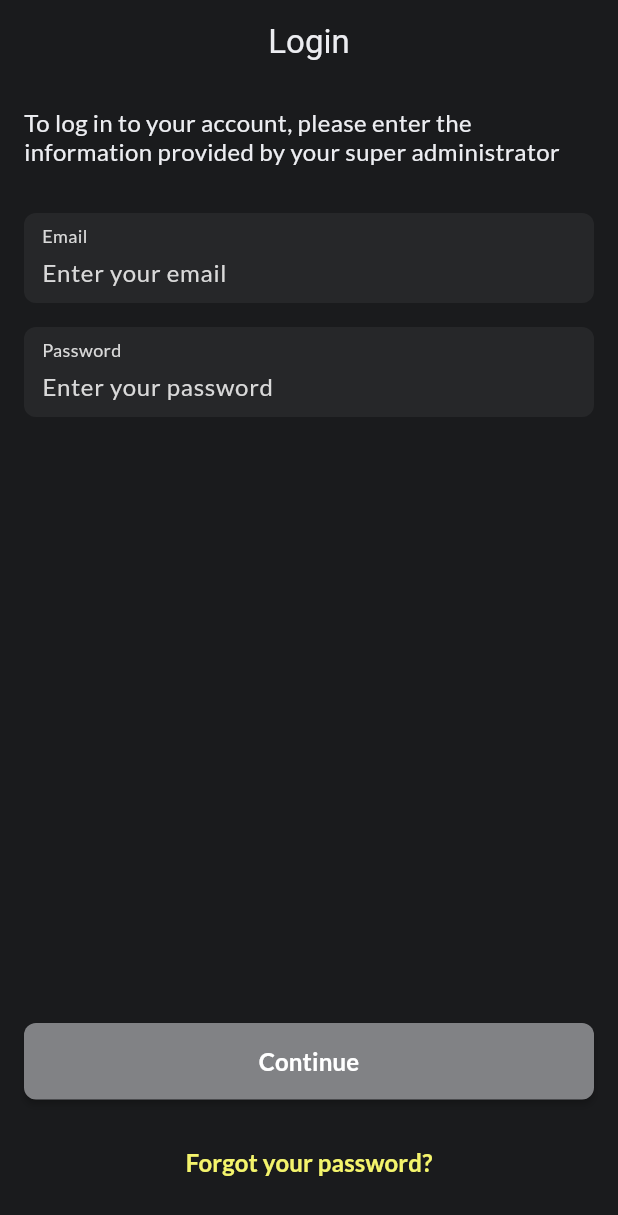
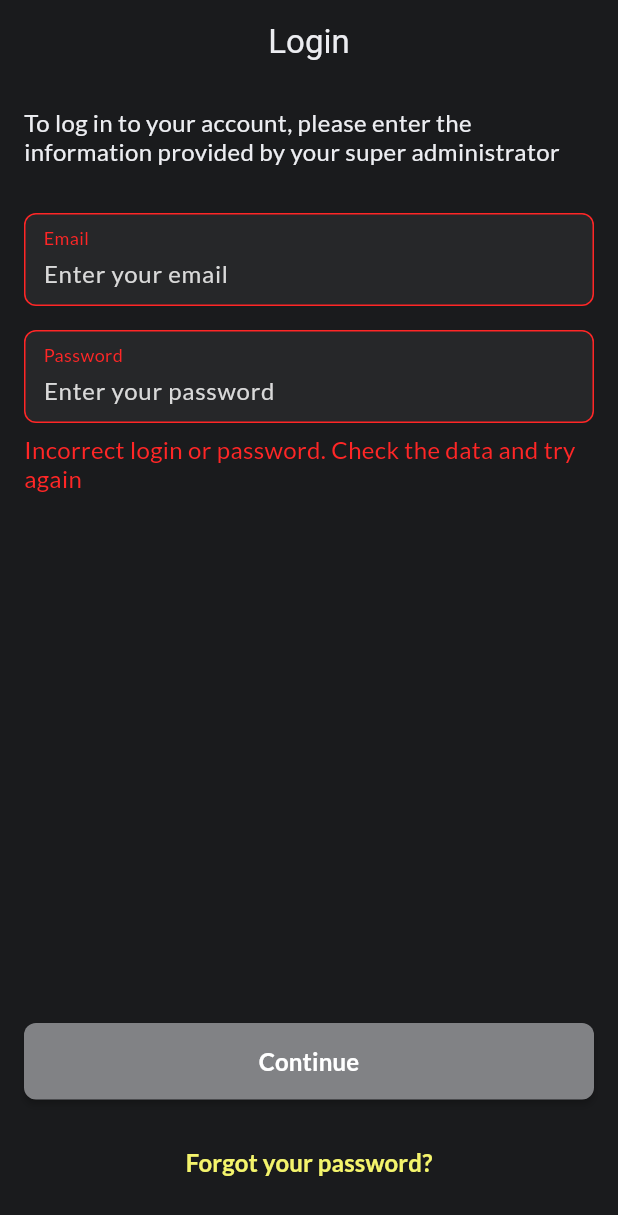
Before and after one commit to omelchenkoaleks/CryptoExchange, a Flutter app: the LoginPage screen opened by its route, after a tap on "Continue", on a phone screen of 412 x 824 dp. Shown: the top 1215 px of the screen. Run offline on Flutter 3.47's test engine with Material 3 defaults, Android fonts, the phone set to English and light mode, and no system bars; our stand-ins replace flutter_bloc, go_router, google_fonts.

Commit message:
LoginErros with email and password state

```diff
--- a/lib/feature/login/cubit/login_cubit.dart
+++ b/lib/feature/login/cubit/login_cubit.dart
@@ -11,4 +11,12 @@ class LoginCubit extends Cubit<LoginState> {
   void setPassword(String password) {
     emit(LoginState(state.email, password));
   }
+
+  void setError(LoginError error) {
+    emit(LoginState(
+      state.email,
+      state.password,
+      error: error,
+    ));
+  }
 }
--- a/lib/feature/login/cubit/login_state.dart
+++ b/lib/feature/login/cubit/login_state.dart
@@ -1,8 +1,15 @@
+enum LoginError { none, incorrectCredentials }
+
 class LoginState {
   final String email;
   final String password;
+  final LoginError error;
 
-  LoginState(this.email, this.password);
+  LoginState(
+    this.email,
+    this.password, {
+    this.error = LoginError.none,
+  });
 
   bool get isEmailValid {
     final emailRegex = RegExp(
@@ -20,5 +27,6 @@ class LoginState {
   List<Object> get props => [
         email,
         password,
+        error,
       ];
 }
--- a/lib/feature/login/login_page.dart
+++ b/lib/feature/login/login_page.dart
@@ -7,6 +7,10 @@ import 'package:crypto_exchange/widget/custom_text_field.dart';
 import 'package:crypto_exchange/widget/primary_button.dart';
 import 'package:flutter/material.dart';
 import 'package:flutter_bloc/flutter_bloc.dart';
+
+// TODO: Data for testing TextFiels errors
+const String fakeEmail = 'omko@gmail.com';
+const String fakePassword = '1234Omko';
 
 class LoginPage extends StatelessWidget {
   static const path = '/login';
@@ -45,6 +49,8 @@ class LoginPage extends StatelessWidget {
                         CustomTextField(
                           title: 'Email',
                           hintText: 'Enter your email',
+                          isValid:
+                              state.error != LoginError.incorrectCredentials,
                           onChanged: (text) {
                             context.read<LoginCubit>().setEmail(text);
                           },
@@ -53,9 +59,22 @@ class LoginPage extends StatelessWidget {
                         CustomTextField(
                           title: 'Password',
                           hintText: 'Enter your password',
+                          isValid:
+                              state.error != LoginError.incorrectCredentials,
                           onChanged: (text) {
                             context.read<LoginCubit>().setPassword(text);
                           },
+                        ),
+                        gapH8,
+                        Visibility(
+                          visible:
+                              state.error == LoginError.incorrectCredentials,
+                          child: Text(
+                            'Incorrect login or password. Check the data and try again',
+                            style: TextStyleSource.style16regular.copyWith(
+                              color: ColorsApp.red,
+                            ),
+                          ),
                         ),
                       ],
                     ),
@@ -82,7 +101,19 @@ class LoginPage extends StatelessWidget {
                       colorText: state.isFieldValid
                           ? ColorsApp.grey400
                           : ColorsApp.white,
-                      onTap: () {},
+                      onTap: () {
+                        debugPrint(
+                            '${state.email} <<<<< Email, ${state.password} <<<<< Password ====== $fakeEmail and $fakePassword');
+                        if (state.email == fakeEmail &&
+                            state.password == fakePassword) {
+                          debugPrint(
+                              '>>>>>>>>>> Correct email and password <<<<<<<<<');
+                        } else {
+                          context
+                              .read<LoginCubit>()
+                              .setError(LoginError.incorrectCredentials);
+                        }
+                      },
                     ),
                   ),
                   Padding(
--- a/lib/widget/custom_text_field.dart
+++ b/lib/widget/custom_text_field.dart
@@ -7,12 +7,14 @@ class CustomTextField extends StatefulWidget {
   final String title;
   final String hintText;
   final Function onChanged;
+  final bool isValid;
 
   const CustomTextField({
     super.key,
     required this.title,
     required this.hintText,
     required this.onChanged,
+    this.isValid = true,
   });
 
   @override
@@ -31,6 +33,7 @@ class _CustomTextFieldState extends State<CustomTextField> {
   Widget build(BuildContext context) {
     return Container(
       decoration: BoxDecoration(
+        border: widget.isValid ? null : Border.all(color: ColorsApp.red),
         color: ColorsApp.grey400,
         borderRadius: BorderRadius.circular(Sizes.p8),
       ),
@@ -42,9 +45,12 @@ class _CustomTextFieldState extends State<CustomTextField> {
             gapH8,
             Text(
               widget.title,
-              style: TextStyleSource.style12medium.copyWith(
-                color: isTextTyped ? ColorsApp.grey200 : ColorsApp.textGrey,
-              ),
+              style: widget.isValid
+                  ? TextStyleSource.style12medium.copyWith(
+                      color:
+                          isTextTyped ? ColorsApp.grey200 : ColorsApp.textGrey)
+                  : TextStyleSource.style12medium
+                      .copyWith(color: ColorsApp.red),
             ),
             gapH4,
             TextField(
--- a/lib/widget/primary_button.dart
+++ b/lib/widget/primary_button.dart
@@ -2,8 +2,6 @@ import 'package:crypto_exchange/utility/colors_app.dart';
 import 'package:crypto_exchange/utility/sizes_app.dart';
 import 'package:crypto_exchange/utility/text_style_source.dart';
 import 'package:flutter/material.dart';
-
-enum ButtonStatus { enabled, loading }
 
 class PrimaryButton extends StatelessWidget {
   final String title;
@@ -11,8 +9,6 @@ class PrimaryButton extends StatelessWidget {
   final Color colorText;
   final double elevation;
   final Function onTap;
-  final bool isEnabled;
-  final ButtonStatus buttonStatus;
 
   const PrimaryButton({
     super.key,
@@ -21,8 +17,6 @@ class PrimaryButton extends StatelessWidget {
     this.colorButton = ColorsApp.accent,
     this.colorText = ColorsApp.grey400,
     this.elevation = 2.0,
-    this.isEnabled = true,
-    this.buttonStatus = ButtonStatus.enabled,
   });
 
   @override
@@ -39,20 +33,12 @@ class PrimaryButton extends StatelessWidget {
             borderRadius: BorderRadius.circular(Sizes.p8),
           ),
         ),
-        onPressed: isEnabled
-            ? () {
-                buttonStatus == ButtonStatus.loading ? null : onTap();
-              }
-            : null,
-        child: buttonStatus == ButtonStatus.loading
-            ? const CircularProgressIndicator(
-                color: ColorsApp.grey200,
-              )
-            : Text(
-                title,
-                textAlign: TextAlign.center,
-                style: TextStyleSource.style16semibols,
-              ),
+        onPressed: () => onTap(),
+        child: Text(
+          title,
+          textAlign: TextAlign.center,
+          style: TextStyleSource.style16semibols,
+        ),
       ),
     );
   }
```
